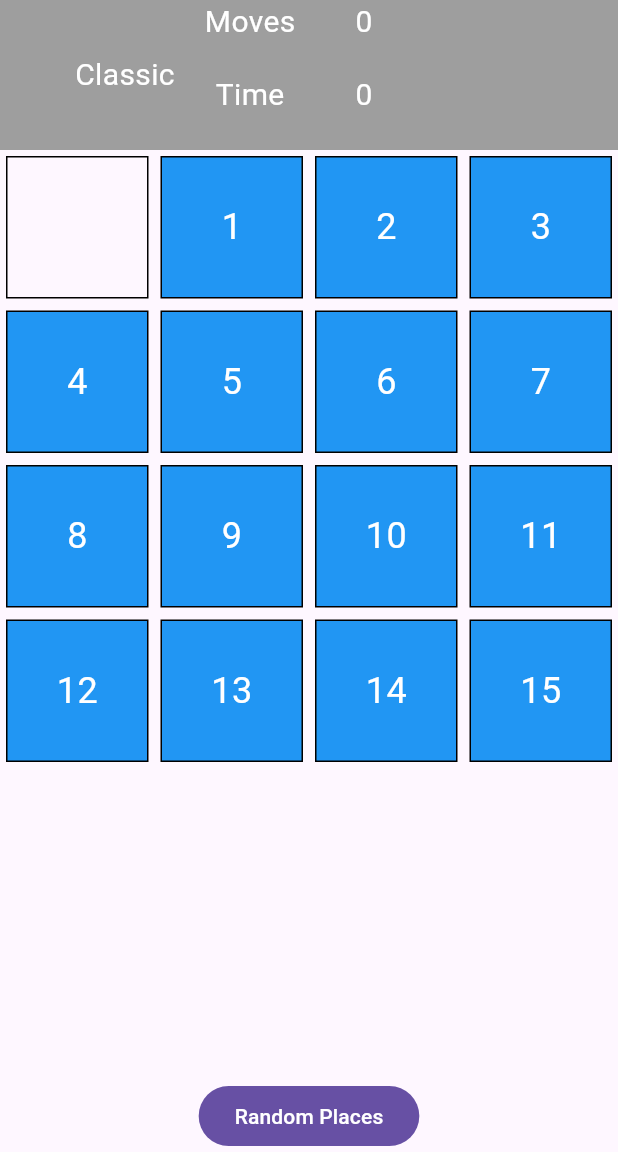
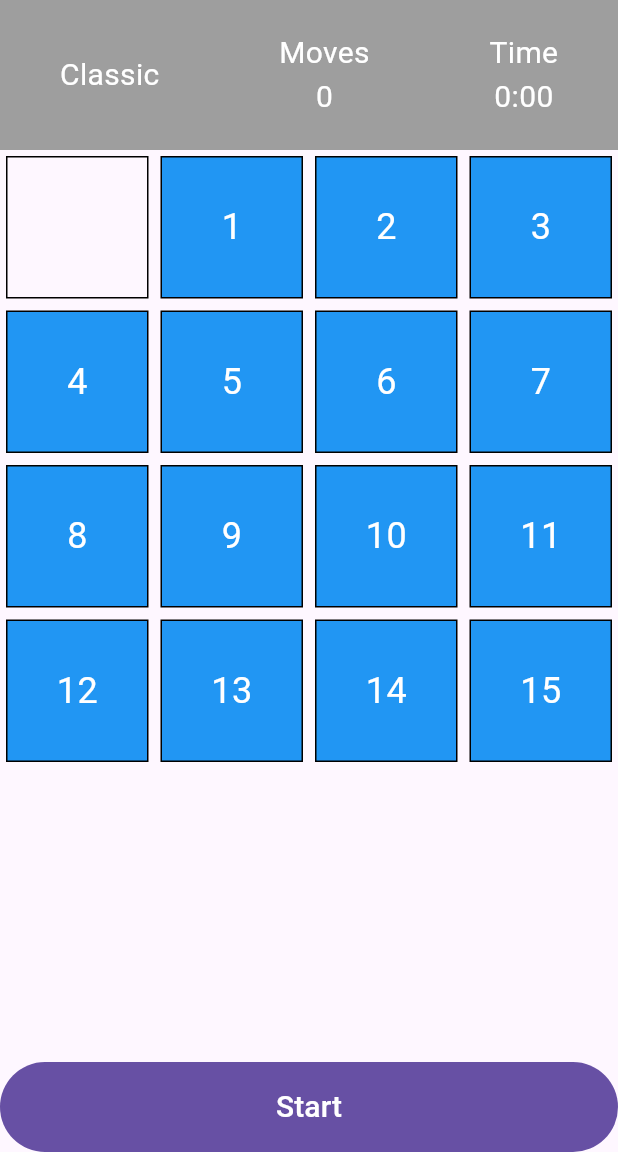
Before and after one commit to Abrorov-javohir/puzzle, a Flutter app: the screen it shows after launch, on a phone screen of 412 x 824 dp, the part 84-1236 px from its top. Run offline on Flutter 3.47's test engine with Material 3 defaults, Android fonts, the phone set to English and light mode, and no system bars; our stand-ins replace audioplayers, flutter_bloc, get_it.

Commit message:
changed some function and added  timer,mover and auto music player

```diff
--- a/lib/bloc/puzzle_event.dart
+++ b/lib/bloc/puzzle_event.dart
@@ -1,5 +1,3 @@
-part of 'puzzle_bloc.dart';
-
 abstract class PuzzleEvent {
   List<Object> get props => [];
 }
@@ -9,6 +7,7 @@ class ShuffledEvent extends PuzzleEvent {}
 class TileTappedEvent extends PuzzleEvent {
   final int index;
   TileTappedEvent(this.index);
+
   @override
   List<Object> get props => [index];
 }
--- a/lib/bloc/puzzle_state.dart
+++ b/lib/bloc/puzzle_state.dart
@@ -1,24 +1,23 @@
-part of 'puzzle_bloc.dart';
-
 class PuzzleState {
   final List<int> tiles;
+  final int moves;
+  final bool isPlaying; // Qo'shilgan
 
-  const PuzzleState(this.tiles);
+  PuzzleState({required this.tiles, this.moves = 0, this.isPlaying = false}); // Default isPlaying false
 
   factory PuzzleState.initial() {
-    // Boshlang'ich tartib
     return PuzzleState(
-      List.generate(
-        16,
-        (index) => index,
-      ),
+      tiles: List.generate(16, (index) => index),
+      moves: 0,
+      isPlaying: false, // Boshlang'ich qiymat
     );
   }
 
-  @override
-  List<Object> get props => [tiles];
-
-  PuzzleState copyWith({List<int>? tiles}) {
-    return PuzzleState(tiles ?? this.tiles);
+  PuzzleState copyWith({List<int>? tiles, int? moves, bool? isPlaying}) {
+    return PuzzleState(
+      tiles: tiles ?? this.tiles,
+      moves: moves ?? this.moves,
+      isPlaying: isPlaying ?? this.isPlaying,
+    );
   }
 }
--- a/lib/main.dart
+++ b/lib/main.dart
@@ -1,7 +1,7 @@
 import 'package:flutter/material.dart';
 import 'package:puzzle/data/service/service_locator.dart';
 import 'package:flutter_bloc/flutter_bloc.dart';
-import 'package:puzzle/ui/screens/home_screen.dart';
+import 'package:puzzle/ui/screens/splash_screen.dart';
 import 'bloc/puzzle_bloc.dart';
 
 void main() {
@@ -14,16 +14,14 @@ class MyApp extends StatelessWidget {
 
   @override
   Widget build(BuildContext context) {
-    return MaterialApp(
-
-      debugShowCheckedModeBanner: false,
-      title: '15 Puzzle',
-      theme: ThemeData(
-        primarySwatch: Colors.blue,
-      ),
-      home: BlocProvider(
-        create: (context) => getIt<PuzzleBloc>(),
-        child: const HomeScreen(),
+    return BlocProvider(
+      create: (context) => getIt<PuzzleBloc>(),
+      child: MaterialApp(
+        debugShowCheckedModeBanner: false,
+        theme: ThemeData(
+          primarySwatch: Colors.blue,
+        ),
+        home: const SplashScreen(),
       ),
     );
   }
--- a/lib/ui/screens/home_screen.dart
+++ b/lib/ui/screens/home_screen.dart
@@ -1,11 +1,42 @@
 import 'package:flutter/material.dart';
 import 'package:flutter_bloc/flutter_bloc.dart';
 import 'package:puzzle/bloc/puzzle_bloc.dart';
+import 'package:puzzle/bloc/puzzle_event.dart';
+import 'package:puzzle/bloc/puzzle_state.dart';
 import 'package:puzzle/data/service/service_locator.dart';
 import 'package:puzzle/ui/widgets/counter.dart';
+import 'package:audioplayers/audioplayers.dart';
 
-class HomeScreen extends StatelessWidget {
+class HomeScreen extends StatefulWidget {
   const HomeScreen({super.key});
+
+  @override
+  _HomeScreenState createState() => _HomeScreenState();
+}
+
+class _HomeScreenState extends State<HomeScreen> {
+  late AudioPlayer _audioPlayer;
+
+  @override
+  void initState() {
+    super.initState();
+    _audioPlayer = AudioPlayer();
+  }
+
+  @override
+  void dispose() {
+    _audioPlayer.dispose();
+    super.dispose();
+  }
+
+  void _playMusic() async {
+    await _audioPlayer.play(AssetSource(
+        'audio/music.mp3')); // `audio/music.mp3` ni to'g'ri yo'liga almashtiring
+  }
+
+  void _stopMusic() async {
+    await _audioPlayer.stop();
+  }
 
   @override
   Widget build(BuildContext context) {
@@ -13,14 +44,23 @@ class HomeScreen extends StatelessWidget {
       appBar: AppBar(
         title: const Text("Puzzle"),
       ),
-      body: Column(
+      body: BlocListener<PuzzleBloc, PuzzleState>(
+        listener: (context, state) {
+          if (state.isPlaying) {
+            _playMusic(); // O'yin boshlanganda qo'shiqni chaladi
+          } else {
+            _stopMusic(); // O'yin tugaganda qo'shiqni to'xtatadi
+          }
+        },
+        child: Column(
           children: [
             Counter(),
             Expanded(
               child: BlocBuilder<PuzzleBloc, PuzzleState>(
                 builder: (context, state) {
                   return GridView.builder(
-                  gridDelegate: const SliverGridDelegateWithFixedCrossAxisCount(
+                    gridDelegate:
+                        const SliverGridDelegateWithFixedCrossAxisCount(
                       crossAxisCount: 4,
                     ),
                     itemCount: state.tiles.length,
@@ -28,7 +68,9 @@ class HomeScreen extends StatelessWidget {
                       final tile = state.tiles[index];
                       return GestureDetector(
                         onTap: () {
-                        context.read<PuzzleBloc>().add(TileTappedEvent(index));
+                          context
+                              .read<PuzzleBloc>()
+                              .add(TileTappedEvent(index));
                         },
                         child: Container(
                           margin: const EdgeInsets.all(4.0),
@@ -50,16 +92,23 @@ class HomeScreen extends StatelessWidget {
                 },
               ),
             ),
-          FilledButton(
+            SizedBox(
+              width: 500, // Kenglikni belgilash
+              height: 60, // Balandlikni belgilash
+              child: FilledButton(
                 onPressed: () {
                   getIt<PuzzleBloc>().add(ShuffledEvent());
                 },
                 child: const Text(
-              "Random Places",
+                  "Start",
+                  style: TextStyle(
+                      fontSize: 20), // Matn o'lchamini kattalashtirish
+                ),
               ),
             ),
           ],
         ),
+      ),
     );
   }
 }
--- a/lib/ui/widgets/counter.dart
+++ b/lib/ui/widgets/counter.dart
@@ -1,81 +1,66 @@
 import 'package:flutter/material.dart';
+import 'package:flutter_bloc/flutter_bloc.dart';
+import 'package:puzzle/bloc/puzzle_bloc.dart';
+import 'package:puzzle/bloc/puzzle_state.dart';
+import 'package:puzzle/ui/widgets/timer_widget.dart';
 
-class Counter extends StatefulWidget {
+class Counter extends StatelessWidget {
   const Counter({super.key});
 
   @override
-  State<Counter> createState() => _CounterState();
-}
-
-class _CounterState extends State<Counter> {
-  @override
   Widget build(BuildContext context) {
+    return BlocBuilder<PuzzleBloc, PuzzleState>(
+      builder: (context, state) {
         return Container(
           color: Colors.grey,
           width: double.infinity,
           height: 100,
-      child: const Row(
+          child: Row(
+            mainAxisAlignment: MainAxisAlignment.spaceAround,
             children: [
-          SizedBox(
-            width: 50,
-          ),
-          Text(
+              const Text(
                 "Classic",
                 style: TextStyle(
                   color: Colors.white,
                   fontSize: 20,
                 ),
               ),
-          SizedBox(
-            width: 20,
-          ),
               Column(
+                mainAxisAlignment: MainAxisAlignment.center,
                 children: [
-              Text(
+                  const Text(
                     "Moves",
                     style: TextStyle(
                       color: Colors.white,
                       fontSize: 20,
                     ),
                   ),
-              SizedBox(
-                height: 20,
+                  Text(
+                    "${state.moves}",
+                    style: const TextStyle(
+                      color: Colors.white,
+                      fontSize: 20,
                     ),
-              Text(
+                  ),
+                ],
+              ),
+              Column(
+                mainAxisAlignment: MainAxisAlignment.center,
+                children: [
+                  const Text(
                     "Time",
                     style: TextStyle(
                       color: Colors.white,
                       fontSize: 20,
                     ),
                   ),
+                  TimerWidget(),
                 ],
               ),
-          SizedBox(
-            width: 40,
-          ),
-          Column(
-            children: [
-              Text(
-                "0",
-                style: TextStyle(
-                  color: Colors.white,
-                  fontSize: 20,
-                ),
-              ),
-              SizedBox(
-                height: 20,
-              ),
-              Text(
-                "0",
-                style: TextStyle(
-                  color: Colors.white,
-                  fontSize: 20,
-                ),
-              ),
-            ],
-          )
             ],
           ),
         );
+      },
+    );
   }
 }
--- /dev/null
+++ b/lib/ui/widgets/timer_widget.dart
@@ -0,0 +1,47 @@
+import 'dart:async';
+
+import 'package:flutter/material.dart';
+
+class TimerWidget extends StatefulWidget {
+  @override
+  _TimerWidgetState createState() => _TimerWidgetState();
+}
+
+class _TimerWidgetState extends State<TimerWidget> {
+  late final Stopwatch _stopwatch;
+  late final Timer _timer;
+
+  @override
+  void initState() {
+    super.initState();
+    _stopwatch = Stopwatch();
+    _timer = Timer.periodic(const Duration(seconds: 1), _updateTime);
+    _stopwatch.start();
+  }
+
+  void _updateTime(Timer timer) {
+    if (mounted) {
+      setState(() {});
+    }
+  }
+
+  @override
+  void dispose() {
+    _timer.cancel();
+    super.dispose();
+  }
+
+  @override
+  Widget build(BuildContext context) {
+    final minutes = (_stopwatch.elapsed.inSeconds / 60).floor();
+    final seconds = _stopwatch.elapsed.inSeconds % 60;
+
+    return Text(
+      '$minutes:${seconds.toString().padLeft(2, '0')}',
+      style: const TextStyle(
+        color: Colors.white,
+        fontSize: 20,
+      ),
+    );
+  }
+}
```
Also changed, not shown: lib/bloc/puzzle_bloc.dart (+23 -12 lines), lib/ui/screens/splash_screen.dart (added, +48 -0 lines), pubspec.yaml (+14 -72 lines), assets/image.png (added), pubspec.lock, 6 other files. Lines whose indentation alone changed are shown as unchanged.
